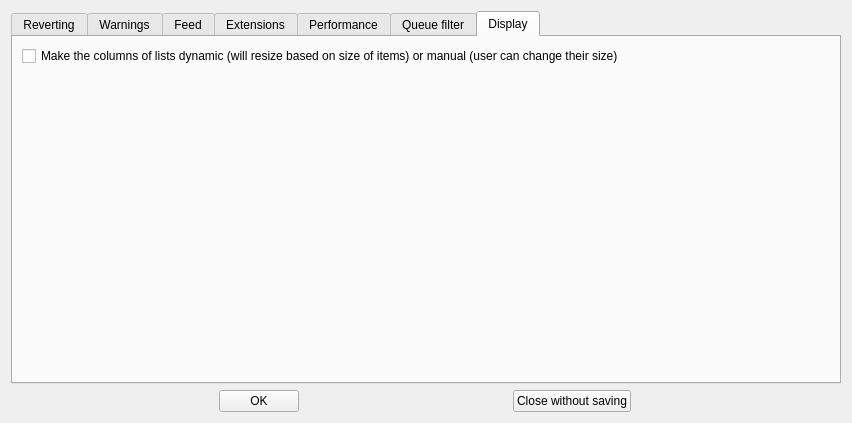
Qt form huggle/preferences.ui (huggle/huggle3-qt-lx) before a commit.
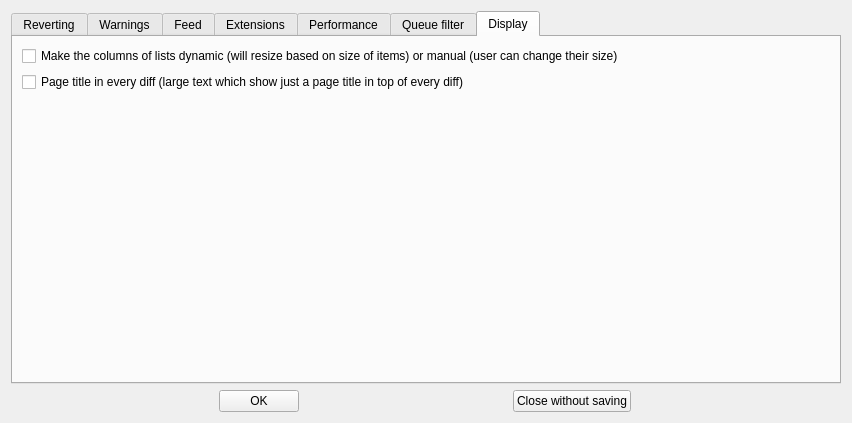
The same form after that commit. The open tabs and pages were chosen to show the change.

```diff
--- a/huggle/preferences.ui
+++ b/huggle/preferences.ui
@@ -447,6 +447,13 @@
          </property>
         </widget>
        </item>
+       <item>
+        <widget class="QCheckBox" name="checkBox_23">
+         <property name="text">
+          <string>Page title in every diff (large text which show just a page title in top of every diff)</string>
+         </property>
+        </widget>
+       </item>
        <item>
         <spacer name="verticalSpacer">
          <property name="orientation">
```
